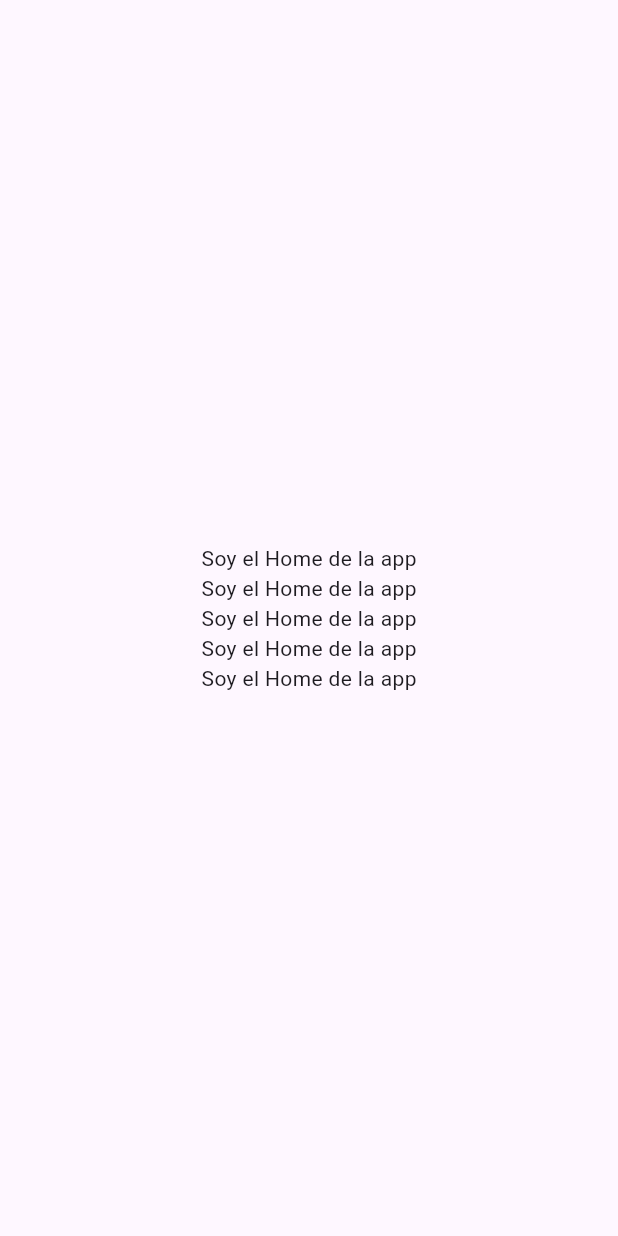
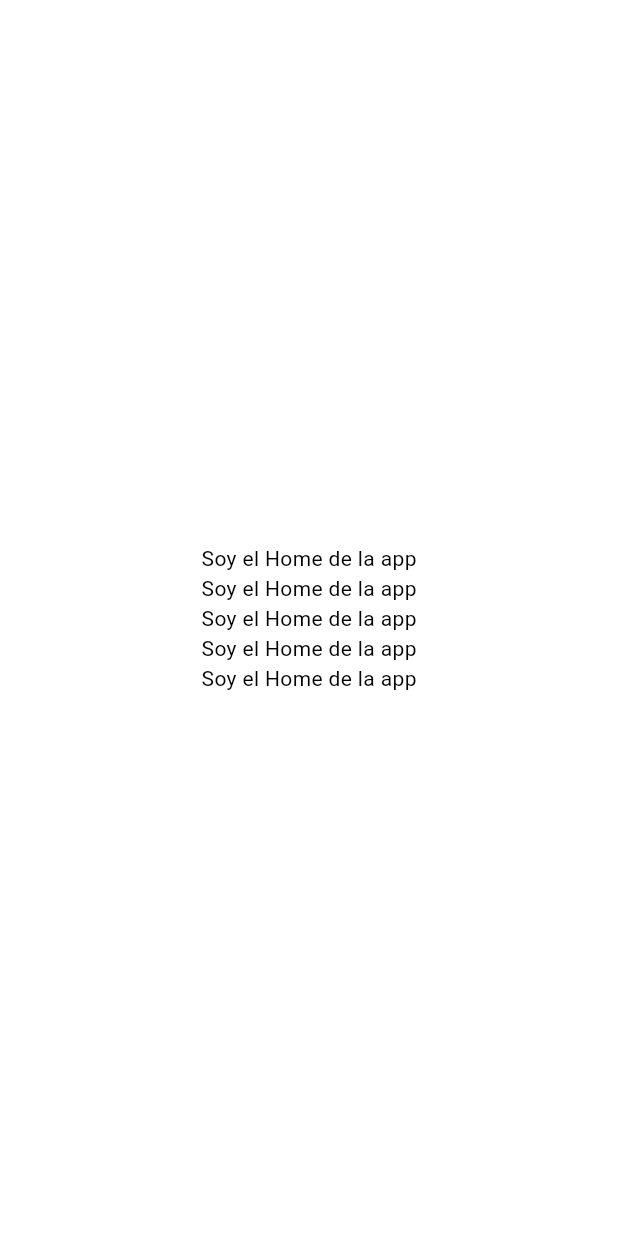
Before and after one commit to Mbfercor/MiPaes, a Flutter app: the screen it shows after launch, on a phone screen of 412 x 824 dp. Run offline on Flutter 3.47's test engine with Material 3 defaults, Android fonts, the phone set to English and light mode, and no system bars; our stand-ins replace firebase_core, flex_color_scheme; accounts and stored records are empty.

Commit message:
13/12/2024. Codigo del theme.

```diff
--- a/mi_paes/lib/main.dart
+++ b/mi_paes/lib/main.dart
@@ -1,6 +1,7 @@
 // main.dart
 import 'package:flutter/material.dart';
 import 'package:mi_paes/screens/splashscreen.dart'; // Importa el archivo splashscreen.dart
+import 'package:mi_paes/theme/theme.dart'; //Theme
 
 void main() {
   runApp(const MainApp());
@@ -12,7 +13,9 @@ class MainApp extends StatelessWidget {
   @override
   Widget build(BuildContext context) {
     return MaterialApp(
-      themeMode: ThemeMode.system, // Cambia según la configuración del sistema
+      theme: AppTheme.light,
+      darkTheme: AppTheme.dark,
+      themeMode: ThemeMode.system,
       home: const SplashScreen(), // La primera pantalla será el SplashScreen
     );
   }
--- a/mi_paes/lib/screens/splashscreen.dart
+++ b/mi_paes/lib/screens/splashscreen.dart
@@ -35,7 +35,7 @@ class _SplashScreenState extends State<SplashScreen> {
   @override
   Widget build(BuildContext context) {
     return Scaffold(
-
+      backgroundColor: Theme.of(context).colorScheme.primaryContainer,
       body: Center(
         child: AnimatedOpacity(
           duration: const Duration(milliseconds: 500), // Duración de la animación
--- a/mi_paes/lib/theme/theme.dart
+++ b/mi_paes/lib/theme/theme.dart
@@ -0,0 +1,82 @@
+import 'package:flex_color_scheme/flex_color_scheme.dart';
+import 'package:flutter/cupertino.dart';
+import 'package:flutter/material.dart';
+
+/// The [AppTheme] defines light and dark themes for the app.
+///
+/// Theme setup for FlexColorScheme package v8.
+/// Use same major flex_color_scheme package version. If you use a
+/// lower minor version, some properties may not be supported.
+/// In that case, remove them after copying this theme to your
+/// app or upgrade package to version 8.0.2.
+///
+/// Use in [MaterialApp] like this:
+///
+/// MaterialApp(
+///  theme: AppTheme.light,
+///  darkTheme: AppTheme.dark,
+///  :
+/// );
+sealed class AppTheme {
+  // The defined light theme.
+  static ThemeData light = FlexThemeData.light(
+    colors: const FlexSchemeColor(
+      // Custom colors
+      primary: Color(0xFF004881),
+      primaryContainer: Color(0xFFD0E4FF),
+      primaryLightRef: Color(0xFF004881),
+      secondary: Color(0xFFAC3306),
+      secondaryContainer: Color(0xFFFFDBCF),
+      secondaryLightRef: Color(0xFFAC3306),
+      tertiary: Color(0xFF006875),
+      tertiaryContainer: Color(0xFF95F0FF),
+      tertiaryLightRef: Color(0xFF006875),
+      appBarColor: Color(0xFFFFDBCF),
+      error: Color(0xFFBA1A1A),
+      errorContainer: Color(0xFFFFDAD6),
+    ),
+    subThemesData: const FlexSubThemesData(
+      interactionEffects: true,
+      tintedDisabledControls: true,
+      useM2StyleDividerInM3: true,
+      inputDecoratorIsFilled: true,
+      inputDecoratorBorderType: FlexInputBorderType.outline,
+      alignedDropdown: true,
+      navigationRailUseIndicator: true,
+      navigationRailLabelType: NavigationRailLabelType.all,
+    ),
+    visualDensity: FlexColorScheme.comfortablePlatformDensity,
+    cupertinoOverrideTheme: const CupertinoThemeData(applyThemeToAll: true),
+  );
+  // The defined dark theme.
+  static ThemeData dark = FlexThemeData.dark(
+    colors: const FlexSchemeColor(
+      // Custom colors
+      primary: Color(0xFF3CAE4E),
+      primaryContainer: Color(0xFF2D833B),
+      primaryLightRef: Color(0xFF004881),
+      secondary: Color(0xFFE893FB),
+      secondaryContainer: Color(0xFFB66FC6),
+      secondaryLightRef: Color(0xFFAC3306),
+      tertiary: Color(0xFFF8C80E),
+      tertiaryContainer: Color(0xFFDFB40D),
+      tertiaryLightRef: Color(0xFF006875),
+      appBarColor: Color(0xFFFFDBCF),
+      error: Color(0xFFB81D28),
+      errorContainer: Color(0xFF93000A),
+    ),
+    subThemesData: const FlexSubThemesData(
+      interactionEffects: true,
+      tintedDisabledControls: true,
+      blendOnColors: true,
+      useM2StyleDividerInM3: true,
+      inputDecoratorIsFilled: true,
+      inputDecoratorBorderType: FlexInputBorderType.outline,
+      alignedDropdown: true,
+      navigationRailUseIndicator: true,
+      navigationRailLabelType: NavigationRailLabelType.all,
+    ),
+    visualDensity: FlexColorScheme.comfortablePlatformDensity,
+    cupertinoOverrideTheme: const CupertinoThemeData(applyThemeToAll: true),
+  );
+}
```
